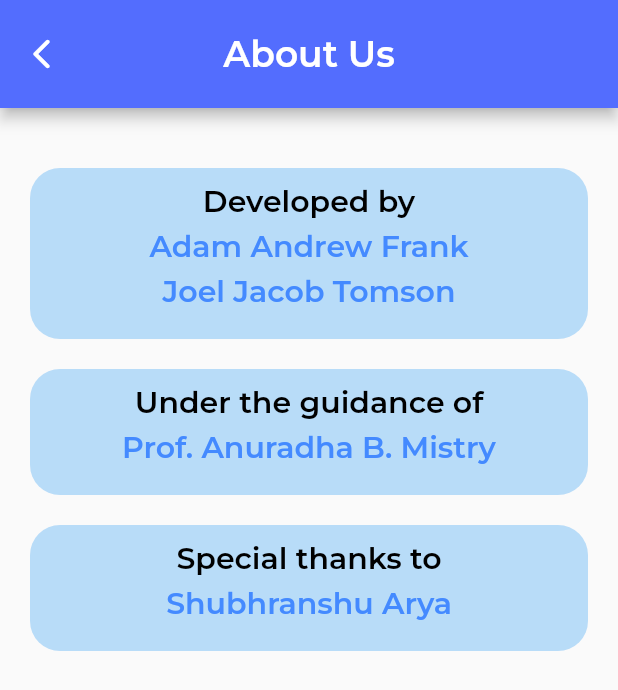
After one commit to ShubhranshuArya/Medicine-Scanner-App, a Flutter app: the screen it shows after launch, after a tap on an icon or button, on a phone screen of 412 x 824 dp. The commit adds this screen. Shown: the top 690 px of the screen. Run offline on Flutter 3.47's test engine with Material 2 defaults, Android fonts, the phone set to English and light mode, and no system bars; our stand-ins replace dio, google_fonts, internet_connection_checker, sqflite; missing offline and left inert: dart:ffi, gsheets, qr_code_scanner; accounts and stored records are empty; network calls fail.

Commit message:
about us page added

```diff
--- /dev/null
+++ b/lib/screens/developer_information_page.dart
@@ -0,0 +1,177 @@
+import 'package:flutter/material.dart';
+import 'package:google_fonts/google_fonts.dart';
+
+class DeveloperInformationPage extends StatelessWidget {
+  const DeveloperInformationPage({Key? key}) : super(key: key);
+
+  @override
+  Widget build(BuildContext context) {
+    final size = MediaQuery.of(context).size;
+    return Scaffold(
+      appBar: AppBar(
+        toolbarHeight: 72,
+        backgroundColor: Colors.indigoAccent,
+        leading: IconButton(
+          onPressed: () {
+            Navigator.pop(context);
+          },
+          icon: Icon(Icons.arrow_back_ios_rounded),
+        ),
+        centerTitle: true,
+        title: Text(
+          "About Us",
+          style: GoogleFonts.montserrat(
+            color: Colors.white,
+            fontSize: 24,
+            fontWeight: FontWeight.w600,
+          ),
+        ),
+      ),
+      body: Padding(
+        padding: const EdgeInsets.symmetric(
+          vertical: 40,
+          horizontal: 20,
+        ),
+        child: Column(
+          children: [
+            IntrinsicHeight(
+              child: Container(
+                padding: EdgeInsets.only(
+                  top: 10,
+                  bottom: 20,
+                  left: 20,
+                  right: 20,
+                ),
+                width: double.infinity,
+                decoration: BoxDecoration(
+                  color: Colors.blue.withOpacity(0.3),
+                  borderRadius: BorderRadius.circular(20),
+                ),
+                child: Column(
+                  children: [
+                    Text(
+                      'Developed by',
+                      style: GoogleFonts.montserrat(
+                        color: Colors.black,
+                        fontSize: size.aspectRatio * 40,
+                        fontWeight: FontWeight.w600,
+                      ),
+                    ),
+                    SizedBox(
+                      height: 6,
+                    ),
+                    Text(
+                      "Adam Andrew Frank",
+                      style: GoogleFonts.montserrat(
+                        color: Colors.blueAccent,
+                        fontSize: size.aspectRatio * 40,
+                        fontWeight: FontWeight.w600,
+                      ),
+                      textAlign: TextAlign.center,
+                    ),
+                    SizedBox(
+                      height: 6,
+                    ),
+                    Text(
+                      "Joel Jacob Tomson",
+                      style: GoogleFonts.montserrat(
+                        color: Colors.blueAccent,
+                        fontSize: size.aspectRatio * 40,
+                        fontWeight: FontWeight.w600,
+                      ),
+                      textAlign: TextAlign.center,
+                    ),
+                  ],
+                ),
+              ),
+            ),
+            SizedBox(
+              height: 20,
+            ),
+            IntrinsicHeight(
+              child: Container(
+                padding: EdgeInsets.only(
+                  top: 10,
+                  bottom: 20,
+                  left: 20,
+                  right: 20,
+                ),
+                width: double.infinity,
+                decoration: BoxDecoration(
+                  color: Colors.blue.withOpacity(0.3),
+                  borderRadius: BorderRadius.circular(20),
+                ),
+                child: Column(
+                  children: [
+                    Text(
+                      'Under the guidance of',
+                      style: GoogleFonts.montserrat(
+                        color: Colors.black,
+                        fontSize: size.aspectRatio * 40,
+                        fontWeight: FontWeight.w600,
+                      ),
+                    ),
+                    SizedBox(
+                      height: 6,
+                    ),
+                    Text(
+                      "Prof. Anuradha B. Mistry",
+                      style: GoogleFonts.montserrat(
+                        color: Colors.blueAccent,
+                        fontSize: size.aspectRatio * 40,
+                        fontWeight: FontWeight.w600,
+                      ),
+                      textAlign: TextAlign.center,
+                    ),
+                  ],
+                ),
+              ),
+            ),
+            SizedBox(
+              height: 20,
+            ),
+            IntrinsicHeight(
+              child: Container(
+                padding: EdgeInsets.only(
+                  top: 10,
+                  bottom: 20,
+                  left: 20,
+                  right: 20,
+                ),
+                width: double.infinity,
+                decoration: BoxDecoration(
+                  color: Colors.blue.withOpacity(0.3),
+                  borderRadius: BorderRadius.circular(20),
+                ),
+                child: Column(
+                  children: [
+                    Text(
+                      'Special thanks to',
+                      style: GoogleFonts.montserrat(
+                        color: Colors.black,
+                        fontSize: size.aspectRatio * 40,
+                        fontWeight: FontWeight.w600,
+                      ),
+                    ),
+                    SizedBox(
+                      height: 6,
+                    ),
+                    Text(
+                      "Shubhranshu Arya",
+                      style: GoogleFonts.montserrat(
+                        color: Colors.blueAccent,
+                        fontSize: size.aspectRatio * 40,
+                        fontWeight: FontWeight.w600,
+                      ),
+                      textAlign: TextAlign.center,
+                    ),
+                  ],
+                ),
+              ),
+            ),
+          ],
+        ),
+      ),
+    );
+  }
+}
--- a/lib/screens/qr_scanner_page.dart
+++ b/lib/screens/qr_scanner_page.dart
@@ -1,7 +1,9 @@
 import 'dart:ffi';
 import 'dart:io';
+import 'package:flutter/cupertino.dart';
 import 'package:flutter/material.dart';
 import 'package:google_fonts/google_fonts.dart';
+import 'package:medicine_scanner/screens/developer_information_page.dart';
 import 'package:medicine_scanner/screens/medicine_detail_page.dart';
 import 'package:medicine_scanner/screens/scanned_medicine_list_page.dart';
 import 'package:qr_code_scanner/qr_code_scanner.dart';
@@ -65,19 +67,38 @@ class _QrScannerPageState extends State<QrScannerPage> {
               ),
             ),
           ),
-          // TextButton(
-          //   onPressed: () {
-          //     Navigator.push(
-          //       context,
-          //       MaterialPageRoute(
-          //         builder: (context) => MedicineDetailPage(
-          //           barcode: 109,
-          //         ),
-          //       ),
-          //     );
-          //   },
-          //   child: Text("Test Button"),
-          // ),
+          Positioned(
+            top: 40,
+            left: 20,
+            child: IconButton(
+              onPressed: () {
+                Navigator.push(
+                  context,
+                  MaterialPageRoute(
+                    builder: (context) => DeveloperInformationPage(),
+                  ),
+                );
+              },
+              icon: Icon(
+                CupertinoIcons.info_circle,
+                color: Colors.white,
+                size: 36,
+              ),
+            ),
+          ),
+          TextButton(
+            onPressed: () {
+              Navigator.push(
+                context,
+                MaterialPageRoute(
+                  builder: (context) => MedicineDetailPage(
+                    barcode: 109,
+                  ),
+                ),
+              );
+            },
+            child: Text("Test Button"),
+          ),
           Positioned(
             bottom: 60,
             child: Text(
```
